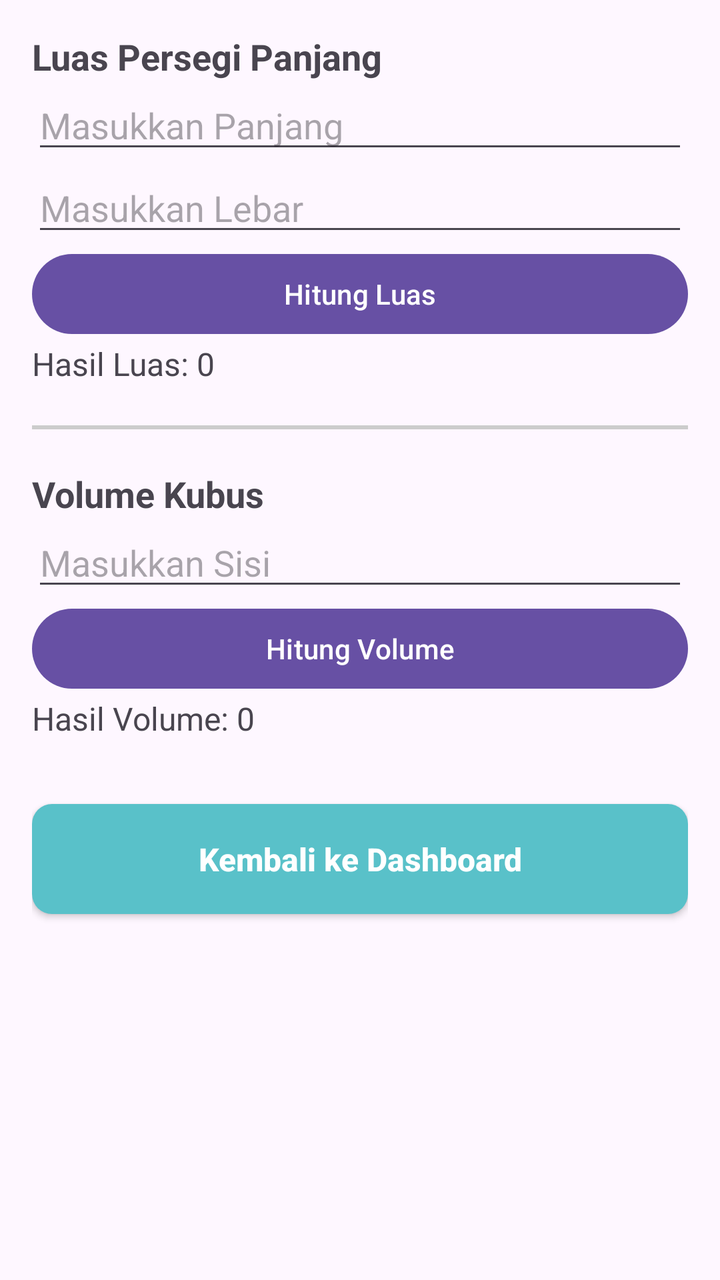
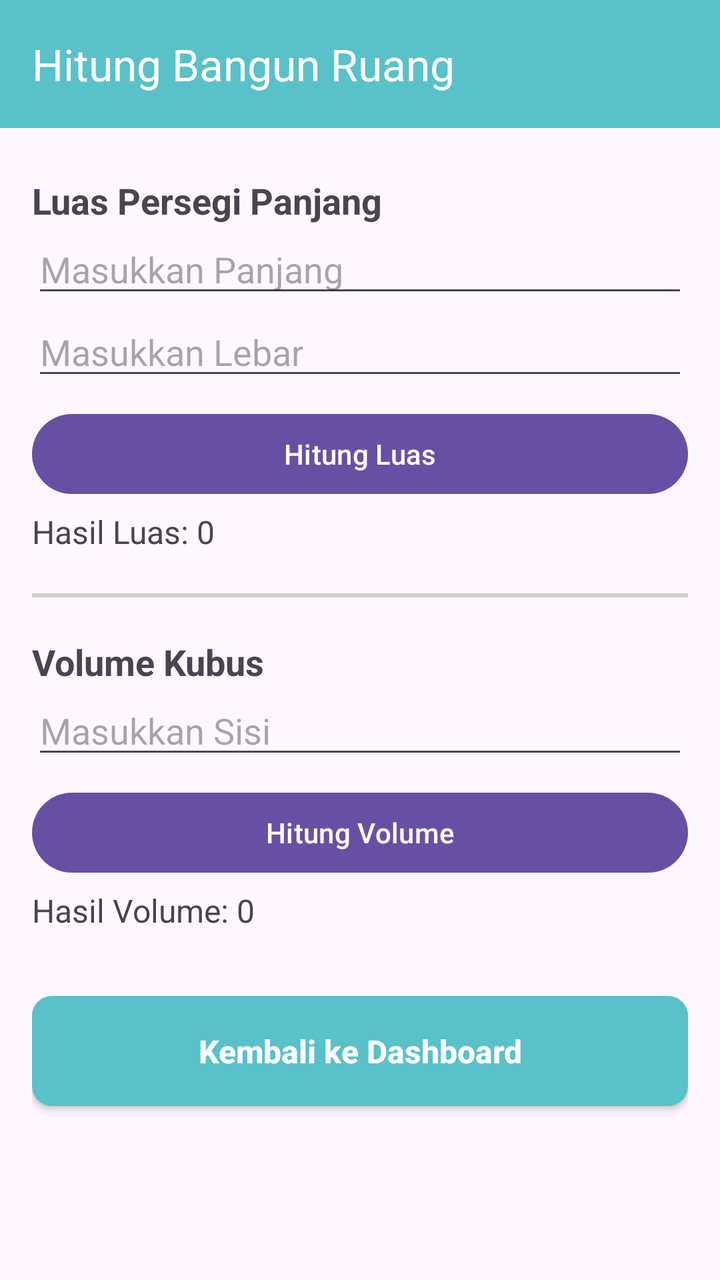

An Android layout rendered at two revisions. The XML below is the earlier revision; the diff shows what the commit changed to produce the second picture.
<!-- AndroidManifest.xml: application theme Theme.Nabilking -->
<!-- res/layout/activity_main.xml -->
<?xml version="1.0" encoding="utf-8"?>
<ScrollView xmlns:android="http://schemas.android.com/apk/res/android"
    android:layout_width="match_parent"
    android:layout_height="match_parent"
    android:padding="16dp"
    android:id="@+id/mainBangun"> <LinearLayout
    android:layout_width="match_parent"
    android:layout_height="wrap_content"
    android:orientation="vertical">

    <TextView
        android:layout_width="wrap_content"
        android:layout_height="wrap_content"
        android:text="Luas Persegi Panjang"
        android:textSize="18sp"
        android:textStyle="bold" />

    <EditText
        android:id="@+id/etPanjang"
        android:layout_width="match_parent"
        android:layout_height="wrap_content"
        android:hint="Masukkan Panjang"
        android:inputType="numberDecimal" />

    <EditText
        android:id="@+id/etLebar"
        android:layout_width="match_parent"
        android:layout_height="wrap_content"
        android:hint="Masukkan Lebar"
        android:inputType="numberDecimal" />

    <Button
        android:id="@+id/btnHitungLuas"
        android:layout_width="match_parent"
        android:layout_height="wrap_content"
        android:text="Hitung Luas" />

    <TextView
        android:id="@+id/tvHasilLuas"
        android:layout_width="wrap_content"
        android:layout_height="wrap_content"
        android:text="Hasil Luas: 0"
        android:textSize="16sp" />

    <View
        android:layout_width="match_parent"
        android:layout_height="2dp"
        android:layout_marginVertical="20dp"
        android:background="#CCCCCC" />

    <TextView
        android:layout_width="wrap_content"
        android:layout_height="wrap_content"
        android:text="Volume Kubus"
        android:textSize="18sp"
        android:textStyle="bold" />

    <EditText
        android:id="@+id/etSisi"
        android:layout_width="match_parent"
        android:layout_height="wrap_content"
        android:hint="Masukkan Sisi"
        android:inputType="numberDecimal" />

    <Button
        android:id="@+id/btnHitungVolume"
        android:layout_width="match_parent"
        android:layout_height="wrap_content"
        android:text="Hitung Volume" />

    <TextView
        android:id="@+id/tvHasilVolume"
        android:layout_width="wrap_content"
        android:layout_height="wrap_content"
        android:text="Hasil Volume: 0"
        android:textSize="16sp" />

    <androidx.appcompat.widget.AppCompatButton
        android:id="@+id/btnBackToDashboard"
        android:layout_width="match_parent"
        android:layout_height="55dp"
        android:layout_marginTop="32dp"
        android:layout_marginBottom="16dp"
        android:background="@drawable/button_bg"
        android:text="Kembali ke Dashboard"
        android:textAllCaps="false"
        android:textColor="#FFFFFF"
        android:textSize="16sp"
        android:textStyle="bold" />

</LinearLayout>
</ScrollView>
<!-- resources referenced by this layout -->
<resources>
  <!-- drawable button_bg (drawable) -->
  <?xml version="1.0" encoding="utf-8"?>
  <shape xmlns:android="http://schemas.android.com/apk/res/android">
      <solid android:color="#59C1C9" /> <corners android:radius="10dp" />
  </shape>
  <style name="Theme.Nabilking" parent="Base.Theme.Nabilking" />
  <style name="Base.Theme.Nabilking" parent="Theme.Material3.DayNight.NoActionBar">
          
          
      </style>
</resources>

<!-- the commit's change to res/layout/activity_main.xml (unified diff, before → after) -->
@@ -1,92 +1,119 @@
 <?xml version="1.0" encoding="utf-8"?>
-<ScrollView xmlns:android="http://schemas.android.com/apk/res/android"
+<LinearLayout xmlns:android="http://schemas.android.com/apk/res/android"
+    xmlns:app="http://schemas.android.com/apk/res-auto"
     android:layout_width="match_parent"
     android:layout_height="match_parent"
-    android:padding="16dp"
-    android:id="@+id/mainBangun"> <LinearLayout
-    android:layout_width="match_parent"
-    android:layout_height="wrap_content"
     android:orientation="vertical">
 
-    <TextView
-        android:layout_width="wrap_content"
-        android:layout_height="wrap_content"
-        android:text="Luas Persegi Panjang"
-        android:textSize="18sp"
-        android:textStyle="bold" />
+    <com.google.android.material.appbar.AppBarLayout
+        android:layout_width="match_parent"
+        android:layout_height="wrap_content">
 
-    <EditText
-        android:id="@+id/etPanjang"
+        <androidx.appcompat.widget.Toolbar
+            android:id="@+id/toolbarMain"
+            android:layout_width="match_parent"
+            android:layout_height="?attr/actionBarSize"
+            android:background="#59C1C9"
+            app:title="Hitung Bangun Ruang"
+            app:titleTextColor="#FFFFFF" />
+    </com.google.android.material.appbar.AppBarLayout>
+
+    <ScrollView
+        android:id="@+id/mainBangun"
         android:layout_width="match_parent"
-        android:layout_height="wrap_content"
-        android:hint="Masukkan Panjang"
-        android:inputType="numberDecimal" />
+        android:layout_height="match_parent"
+        android:padding="16dp">
 
-    <EditText
-        android:id="@+id/etLebar"
-        android:layout_width="match_parent"
-        android:layout_height="wrap_content"
-        android:hint="Masukkan Lebar"
-        android:inputType="numberDecimal" />
+        <LinearLayout
+            android:layout_width="match_parent"
+            android:layout_height="wrap_content"
+            android:orientation="vertical">
 
-    <Button
-        android:id="@+id/btnHitungLuas"
-        android:layout_width="match_parent"
-        android:layout_height="wrap_content"
-        android:text="Hitung Luas" />
+            <TextView
+                android:layout_width="wrap_content"
+                android:layout_height="wrap_content"
+                android:layout_marginTop="8dp"
+                android:text="Luas Persegi Panjang"
+                android:textSize="18sp"
+                android:textStyle="bold" />
 
-    <TextView
-        android:id="@+id/tvHasilLuas"
-        android:layout_width="wrap_content"
-        android:layout_height="wrap_content"
-        android:text="Hasil Luas: 0"
-        android:textSize="16sp" />
+            <EditText
+                android:id="@+id/etPanjang"
+                android:layout_width="match_parent"
+                android:layout_height="wrap_content"
+                android:hint="Masukkan Panjang"
+                android:inputType="numberDecimal" />
 
-    <View
-        android:layout_width="match_parent"
-        android:layout_height="2dp"
-        android:layout_marginVertical="20dp"
-        android:background="#CCCCCC" />
+            <EditText
+                android:id="@+id/etLebar"
+                android:layout_width="match_parent"
+                android:layout_height="wrap_content"
+                android:hint="Masukkan Lebar"
+                android:inputType="numberDecimal" />
 
-    <TextView
-        android:layout_width="wrap_content"
-        android:layout_height="wrap_content"
-        android:text="Volume Kubus"
-        android:textSize="18sp"
-        android:textStyle="bold" />
+            <Button
+                android:id="@+id/btnHitungLuas"
+                android:layout_width="match_parent"
+                android:layout_height="wrap_content"
+                android:layout_marginTop="8dp"
+                android:text="Hitung Luas" />
 
-    <EditText
-        android:id="@+id/etSisi"
-        android:layout_width="match_parent"
-        android:layout_height="wrap_content"
-        android:hint="Masukkan Sisi"
-        android:inputType="numberDecimal" />
+            <TextView
+                android:id="@+id/tvHasilLuas"
+                android:layout_width="wrap_content"
+                android:layout_height="wrap_content"
+                android:layout_marginTop="4dp"
+                android:text="Hasil Luas: 0"
+                android:textSize="16sp" />
 
-    <Button
-        android:id="@+id/btnHitungVolume"
-        android:layout_width="match_parent"
-        android:layout_height="wrap_content"
-        android:text="Hitung Volume" />
+            <View
+                android:layout_width="match_parent"
+                android:layout_height="2dp"
+                android:layout_marginVertical="20dp"
+                android:background="#CCCCCC" />
 
-    <TextView
-        android:id="@+id/tvHasilVolume"
-        android:layout_width="wrap_content"
-        android:layout_height="wrap_content"
-        android:text="Hasil Volume: 0"
-        android:textSize="16sp" />
+            <TextView
+                android:layout_width="wrap_content"
+                android:layout_height="wrap_content"
+                android:text="Volume Kubus"
+                android:textSize="18sp"
+                android:textStyle="bold" />
 
-    <androidx.appcompat.widget.AppCompatButton
-        android:id="@+id/btnBackToDashboard"
-        android:layout_width="match_parent"
-        android:layout_height="55dp"
-        android:layout_marginTop="32dp"
-        android:layout_marginBottom="16dp"
-        android:background="@drawable/button_bg"
-        android:text="Kembali ke Dashboard"
-        android:textAllCaps="false"
-        android:textColor="#FFFFFF"
-        android:textSize="16sp"
-        android:textStyle="bold" />
+            <EditText
+                android:id="@+id/etSisi"
+                android:layout_width="match_parent"
+                android:layout_height="wrap_content"
+                android:hint="Masukkan Sisi"
+                android:inputType="numberDecimal" />
 
+            <Button
+                android:id="@+id/btnHitungVolume"
+                android:layout_width="match_parent"
+                android:layout_height="wrap_content"
+                android:layout_marginTop="8dp"
+                android:text="Hitung Volume" />
+
+            <TextView
+                android:id="@+id/tvHasilVolume"
+                android:layout_width="wrap_content"
+                android:layout_height="wrap_content"
+                android:layout_marginTop="4dp"
+                android:text="Hasil Volume: 0"
+                android:textSize="16sp" />
+
+            <androidx.appcompat.widget.AppCompatButton
+                android:id="@+id/btnBackToDashboard"
+                android:layout_width="match_parent"
+                android:layout_height="55dp"
+                android:layout_marginTop="32dp"
+                android:layout_marginBottom="16dp"
+                android:background="@drawable/button_bg"
+                android:text="Kembali ke Dashboard"
+                android:textAllCaps="false"
+                android:textColor="#FFFFFF"
+                android:textSize="16sp"
+                android:textStyle="bold" />
+
+        </LinearLayout>
+    </ScrollView>
 </LinearLayout>
-</ScrollView>
